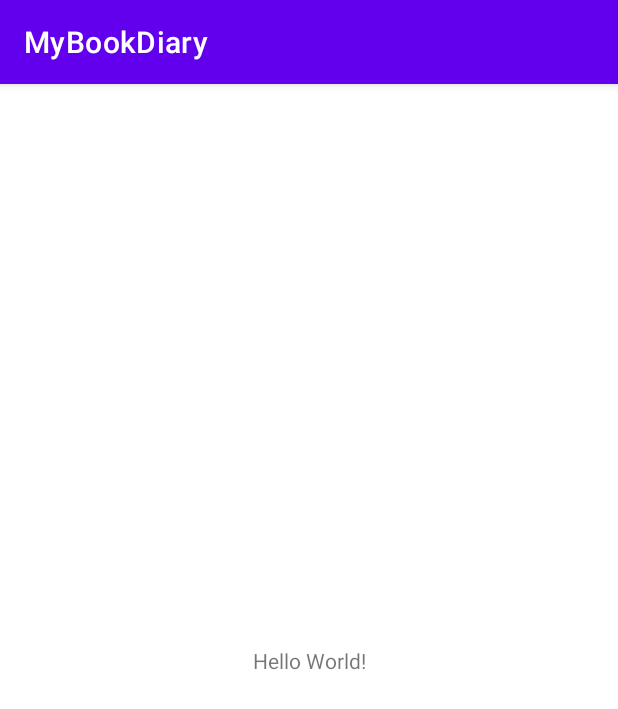
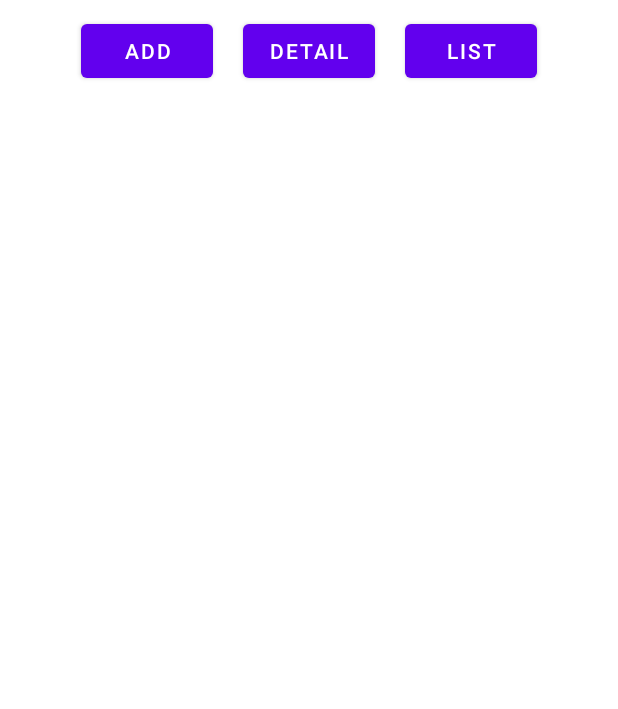
Before and after one commit to walking-jw/MyBookDiary, an Android app: the screen it shows after launch (MainActivity), on a phone screen of 412 x 824 dp. Shown: the top 709 px of the screen. Run offline under Robolectric (Android 15) with nearby library versions, the phone set to English and light mode, and no system bars.

Commit message:
Initial Setting
초기 세팅
1. 각 Activity 연결
2. Logo OK

```diff
--- /dev/null
+++ b/app/src/main/java/com/teambook/mybookdiary/Activity/LogoActivity.java
@@ -0,0 +1,34 @@
+package com.teambook.mybookdiary.Activity;
+
+import androidx.appcompat.app.ActionBar;
+import androidx.appcompat.app.AppCompatActivity;
+
+import android.content.Intent;
+import android.os.Bundle;
+import android.os.Handler;
+
+import com.teambook.mybookdiary.R;
+
+public class LogoActivity extends AppCompatActivity {
+
+    @Override
+    protected void onCreate(Bundle savedInstanceState) {
+        super.onCreate(savedInstanceState);
+        setContentView(R.layout.activity_logo);
+        Handler hand = new Handler();
+
+        // ActionBar 숨기기
+        ActionBar actionBar = getSupportActionBar();
+        actionBar.hide();
+
+        hand.postDelayed(new Runnable() {
+            @Override
+            public void run() {
+                Intent intent = new Intent(LogoActivity.this, MainActivity.class);
+                startActivity(intent);
+                finish();
+
+            }
+        }, 3000);  //postDelayed
+    }
+}
--- a/app/src/main/java/com/teambook/mybookdiary/Activity/MainActivity.java
+++ b/app/src/main/java/com/teambook/mybookdiary/Activity/MainActivity.java
@@ -1,16 +1,59 @@
 package com.teambook.mybookdiary.Activity;
 
+import androidx.appcompat.app.ActionBar;
 import androidx.appcompat.app.AppCompatActivity;
 
+import android.content.DialogInterface;
+import android.content.Intent;
 import android.os.Bundle;
+import android.view.View;
+import android.widget.Button;
 
 import com.teambook.mybookdiary.R;
 
 public class MainActivity extends AppCompatActivity {
 
+    Button btn_ToAdd, btn_ToDetail, btn_ToList;
+
     @Override
     protected void onCreate(Bundle savedInstanceState) {
         super.onCreate(savedInstanceState);
         setContentView(R.layout.activity_main);
+
+        // ActionBar 숨기기
+        ActionBar actionBar = getSupportActionBar();
+        actionBar.hide();
+
+        btn_ToAdd = findViewById(R.id.btn_ToAddActivity);
+        btn_ToDetail = findViewById(R.id.btn_ToDetailActivity);
+        btn_ToList = findViewById(R.id.btn_ToListActivity);
+
+        btn_ToAdd.setOnClickListener(onClickListener);
+        btn_ToDetail.setOnClickListener(onClickListener);
+        btn_ToList.setOnClickListener(onClickListener);
     }
+
+    View.OnClickListener onClickListener = new View.OnClickListener() {
+        @Override
+        public void onClick(View v) {
+            switch (v.getId()){
+                case R.id.btn_ToAddActivity:
+                    Intent intentToAdd = new Intent(MainActivity.this, BookAddActivity.class);
+                    startActivity(intentToAdd);
+                    break;
+                case R.id.btn_ToDetailActivity:
+                    Intent intentToDetail = new Intent(MainActivity.this, BookDetailActivity.class);
+                    startActivity(intentToDetail);
+                    break;
+                case R.id.btn_ToListActivity:
+                    Intent intentToList = new Intent(MainActivity.this, BookListActivity.class);
+                    startActivity(intentToList);
+                    break;
+            }
+        }
+    };
+
+
+
+
 }
--- a/app/src/main/res/layout/activity_main.xml
+++ b/app/src/main/res/layout/activity_main.xml
@@ -1,18 +1,46 @@
 <?xml version="1.0" encoding="utf-8"?>
-<androidx.constraintlayout.widget.ConstraintLayout xmlns:android="http://schemas.android.com/apk/res/android"
+<LinearLayout
+    android:orientation="vertical"
+    xmlns:android="http://schemas.android.com/apk/res/android"
     xmlns:app="http://schemas.android.com/apk/res-auto"
     xmlns:tools="http://schemas.android.com/tools"
     android:layout_width="match_parent"
     android:layout_height="match_parent"
     tools:context=".Activity.MainActivity">
 
-    <TextView
-        android:layout_width="wrap_content"
-        android:layout_height="wrap_content"
-        android:text="Hello World!"
-        app:layout_constraintBottom_toBottomOf="parent"
-        app:layout_constraintLeft_toLeftOf="parent"
-        app:layout_constraintRight_toRightOf="parent"
-        app:layout_constraintTop_toTopOf="parent" />
+    <LinearLayout
+        android:layout_width="match_parent"
+        android:layout_height="0px"
+        android:layout_weight="1"
+        android:gravity="top|center"
+        >
+        <Button
+            android:text="Add"
+            android:id="@+id/btn_ToAddActivity"
+            android:layout_width="wrap_content"
+            android:layout_height="wrap_content"
+            android:layout_margin="10dp"
+            />
+        <Button
+            android:text="Detail"
+            android:id="@+id/btn_ToDetailActivity"
+            android:layout_width="wrap_content"
+            android:layout_height="wrap_content"
+            android:layout_margin="10dp"
+            />
+        <Button
+            android:text="List"
+            android:id="@+id/btn_ToListActivity"
+            android:layout_width="wrap_content"
+            android:layout_height="wrap_content"
+            android:layout_margin="10dp"
+            />
+    </LinearLayout>
 
-</androidx.constraintlayout.widget.ConstraintLayout>
+    <LinearLayout
+        android:layout_width="match_parent"
+        android:layout_height="0px"
+        android:layout_weight="9"
+        />
+
+</LinearLayout>
```
Also changed, not shown: app/src/main/AndroidManifest.xml (+7 -1 lines), app/src/main/java/com/teambook/mybookdiary/Activity/BookAddActivity.java (added, +21 -0 lines), app/src/main/java/com/teambook/mybookdiary/Activity/BookDetailActivity.java (added, +22 -0 lines), app/src/main/java/com/teambook/mybookdiary/Activity/BookListActivity.java (added, +23 -0 lines), app/src/main/res/layout/activity_book_add.xml (added, +9 -0 lines), app/src/main/res/layout/activity_book_detail.xml (added, +9 -0 lines), app/src/main/res/layout/activity_book_list.xml (added, +9 -0 lines), app/src/main/res/layout/activity_logo.xml (added, +16 -0 lines), app/src/main/res/drawable-v24/logo.png (added).
